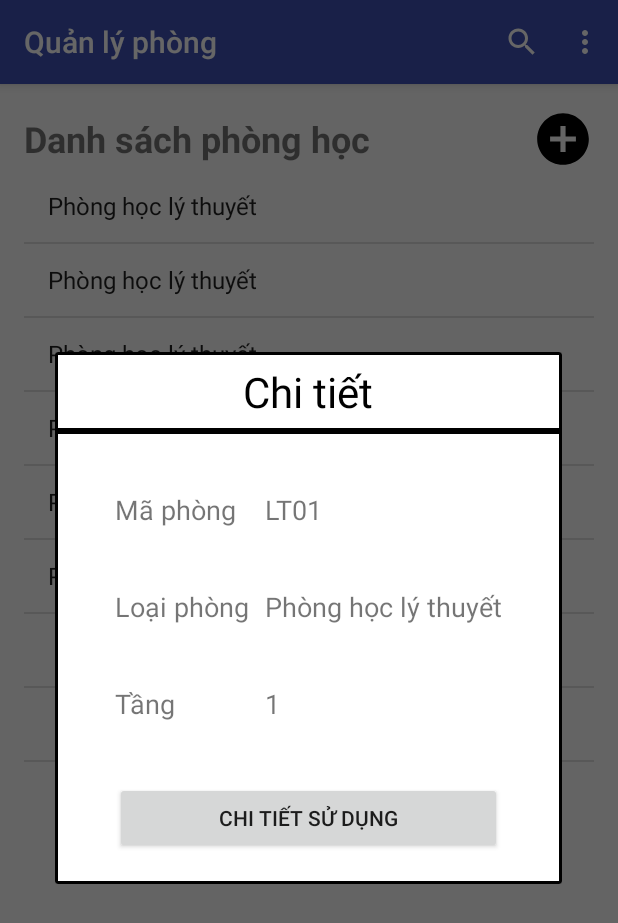
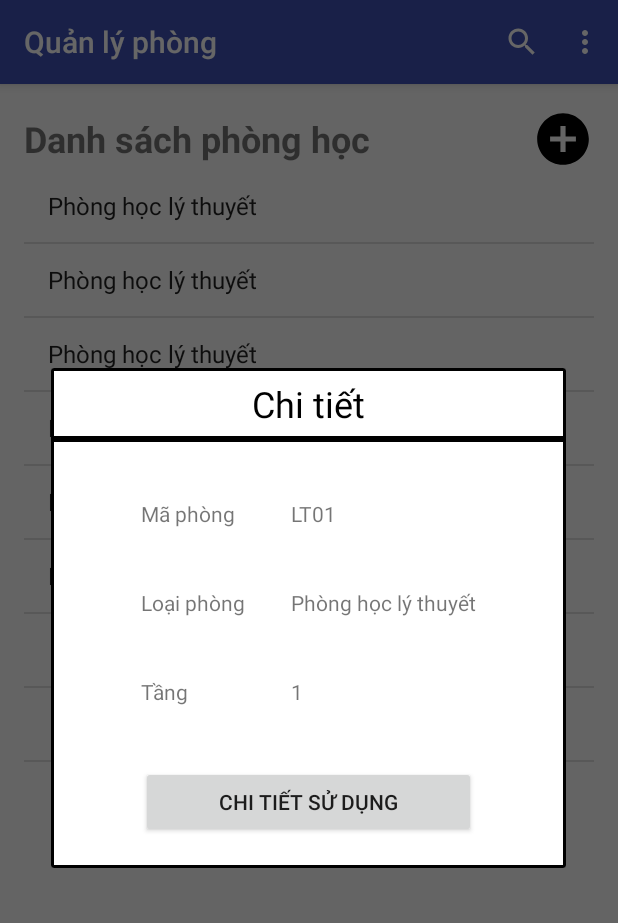
Before and after one commit to long230796/Quan-Ly-Thiet-Bi-Nhom26, an Android app: the PhongActivity screen opened directly, with no data from a screen before it, after a tap on an icon or button, on a phone screen of 412 x 824 dp. Shown: the top 923 px of the screen. Run offline under Robolectric (Android 15) with nearby library versions, the phone set to English and light mode, and no system bars.

Commit message:
fix size text room detail

```diff
--- a/src/main/res/layout/activity_phong_detail.xml
+++ b/src/main/res/layout/activity_phong_detail.xml
@@ -11,7 +11,7 @@
         android:id="@+id/textView2"
         android:textAlignment="center"
         android:background="@drawable/textview_border"
-        android:textSize="28sp"
+        android:textSize="24sp"
         android:paddingBottom="7dp"
         android:paddingTop="7dp"
         android:textColor="@android:color/black" />
@@ -27,22 +27,22 @@
             android:layout_width="match_parent"
             android:layout_height="wrap_content"
             android:layout_marginTop="40dp"
-            android:layout_marginLeft="40dp"
-            android:layout_marginRight="40dp">
+            android:layout_marginLeft="60dp"
+            android:layout_marginRight="60dp">
 
             <TextView
                 android:text="Mã phòng"
                 android:layout_width="100dp"
                 android:layout_height="wrap_content"
                 android:id="@+id/textView3"
-                android:textSize="18sp" />
+                android:textSize="14sp" />
 
             <TextView
                 android:layout_width="wrap_content"
                 android:layout_height="wrap_content"
                 android:id="@+id/txtMaPhong"
                 android:layout_weight="1"
-                android:textSize="18sp" />
+                android:textSize="14sp" />
         </LinearLayout>
 
         <LinearLayout
@@ -50,22 +50,22 @@
             android:layout_width="match_parent"
             android:layout_height="wrap_content"
             android:layout_marginTop="40dp"
-            android:layout_marginLeft="40dp"
-            android:layout_marginRight="40dp">
+            android:layout_marginLeft="60dp"
+            android:layout_marginRight="60dp">
 
             <TextView
                 android:text="Loại phòng"
                 android:layout_width="100dp"
                 android:layout_height="wrap_content"
                 android:id="@+id/textView4"
-                android:textSize="18sp" />
+                android:textSize="14sp" />
 
             <TextView
                 android:layout_width="wrap_content"
                 android:layout_height="wrap_content"
                 android:id="@+id/txtLoaiPhong"
                 android:layout_weight="1"
-                android:textSize="18sp" />
+                android:textSize="14sp" />
 
         </LinearLayout>
 
@@ -74,22 +74,22 @@
             android:layout_width="match_parent"
             android:layout_height="wrap_content"
             android:layout_marginTop="40dp"
-            android:layout_marginLeft="40dp"
-            android:layout_marginRight="40dp">
+            android:layout_marginLeft="60dp"
+            android:layout_marginRight="60dp">
 
             <TextView
                 android:text="Tầng"
                 android:layout_width="100dp"
                 android:layout_height="wrap_content"
                 android:id="@+id/textView5"
-                android:textSize="18sp" />
+                android:textSize="14sp" />
 
             <TextView
                 android:layout_width="wrap_content"
                 android:layout_height="wrap_content"
                 android:id="@+id/txtTang"
                 android:layout_weight="1"
-                android:textSize="18sp" />
+                android:textSize="14sp" />
 
         </LinearLayout>
 
@@ -98,8 +98,8 @@
             android:layout_width="match_parent"
             android:layout_height="wrap_content"
             android:layout_marginTop="40dp"
-            android:layout_marginLeft="40dp"
-            android:layout_marginRight="40dp"
+            android:layout_marginLeft="60dp"
+            android:layout_marginRight="60dp"
             android:layout_marginBottom="20dp">
 
             <Button
```
